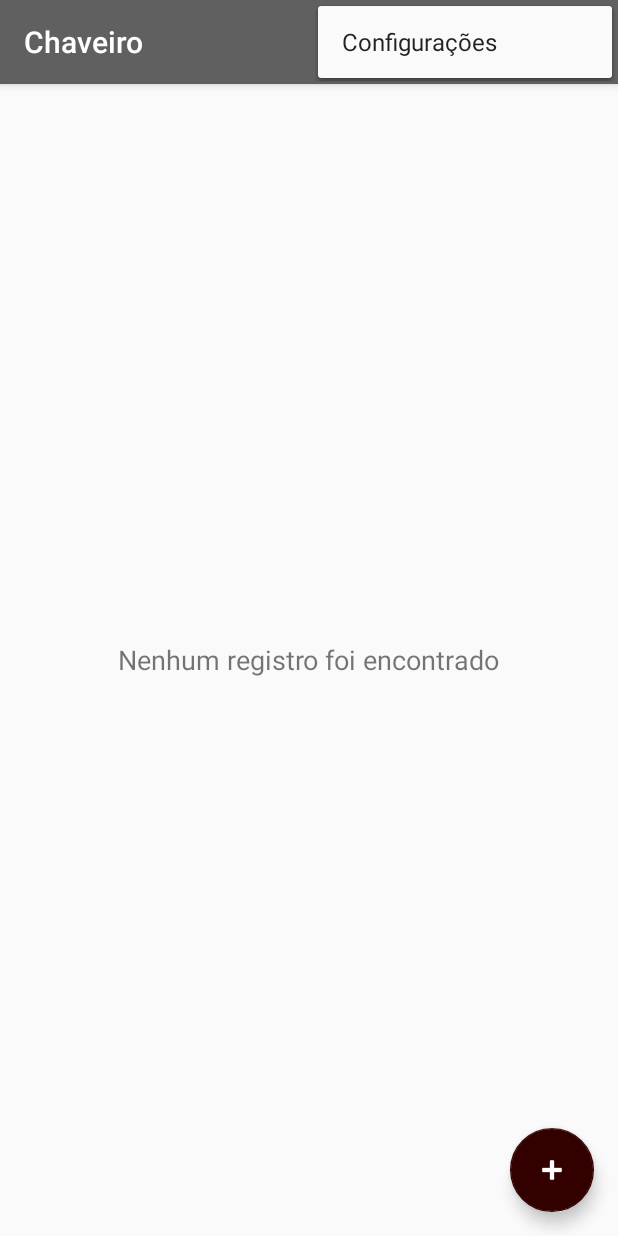
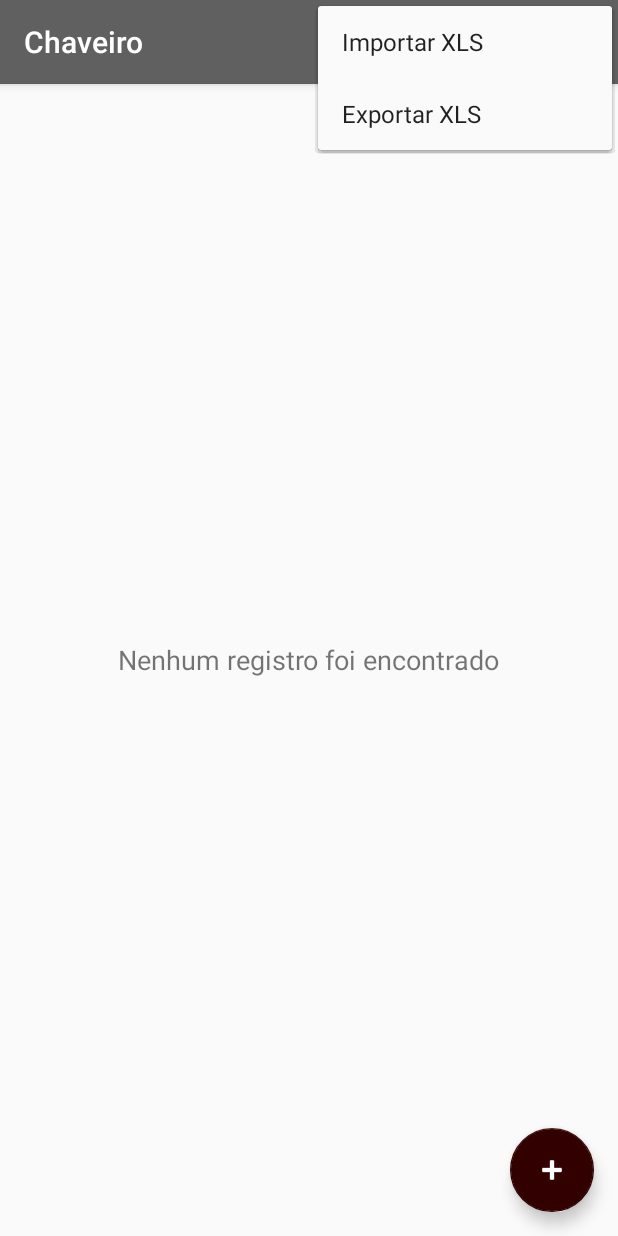
Before and after one commit to SamirSales/android-password-keeper, an Android app: the screen it shows after launch (MainActivity), with the options menu open, on a phone screen of 412 x 824 dp. Run offline under Robolectric (Android 15) with nearby library versions, the phone set to English and light mode, and no system bars.

Commit message:
access control

```diff
--- a/app/src/main/java/io/github/samirsamir/passwordkeeper/activity/LoginActivity.java
+++ b/app/src/main/java/io/github/samirsamir/passwordkeeper/activity/LoginActivity.java
@@ -58,9 +58,9 @@ public class LoginActivity extends AppCompatActivity {
         int id = item.getItemId();
 
         //noinspection SimplifiableIfStatement
-        if (id == R.id.action_settings) {
-            return true;
-        }
+//        if (id == R.id.action_settings) {
+//            return true;
+//        }
 
         return super.onOptionsItemSelected(item);
     }
--- a/app/src/main/java/io/github/samirsamir/passwordkeeper/dialog/RegistrationDialog.java
+++ b/app/src/main/java/io/github/samirsamir/passwordkeeper/dialog/RegistrationDialog.java
@@ -13,7 +13,6 @@ import io.github.samirsamir.passwordkeeper.entity.Registration;
 
 public class RegistrationDialog extends Dialog implements
         android.view.View.OnClickListener {
-
 
     private Registration registration;
 
--- a/app/src/main/java/io/github/samirsamir/passwordkeeper/entity/Registration.java
+++ b/app/src/main/java/io/github/samirsamir/passwordkeeper/entity/Registration.java
@@ -32,7 +32,7 @@ public class Registration {
     }
 
     public void setPassword(String password) {
-        this.password = password;
+        this.password = password.trim();
     }
 
     public String getLogin() {
--- /dev/null
+++ b/app/src/main/res/drawable/ic_attach_file_black_24dp.xml
@@ -0,0 +1,9 @@
+<vector xmlns:android="http://schemas.android.com/apk/res/android"
+        android:width="24dp"
+        android:height="24dp"
+        android:viewportWidth="24.0"
+        android:viewportHeight="24.0">
+    <path
+        android:fillColor="#FF000000"
+        android:pathData="M16.5,6v11.5c0,2.21 -1.79,4 -4,4s-4,-1.79 -4,-4V5c0,-1.38 1.12,-2.5 2.5,-2.5s2.5,1.12 2.5,2.5v10.5c0,0.55 -0.45,1 -1,1s-1,-0.45 -1,-1V6H10v9.5c0,1.38 1.12,2.5 2.5,2.5s2.5,-1.12 2.5,-2.5V5c0,-2.21 -1.79,-4 -4,-4S7,2.79 7,5v12.5c0,3.04 2.46,5.5 5.5,5.5s5.5,-2.46 5.5,-5.5V6h-1.5z"/>
+</vector>
--- /dev/null
+++ b/app/src/main/res/drawable/ic_insert_drive_file_black_24dp.xml
@@ -0,0 +1,9 @@
+<vector xmlns:android="http://schemas.android.com/apk/res/android"
+        android:width="24dp"
+        android:height="24dp"
+        android:viewportWidth="24.0"
+        android:viewportHeight="24.0">
+    <path
+        android:fillColor="#FF000000"
+        android:pathData="M6,2c-1.1,0 -1.99,0.9 -1.99,2L4,20c0,1.1 0.89,2 1.99,2L18,22c1.1,0 2,-0.9 2,-2L20,8l-6,-6L6,2zM13,9L13,3.5L18.5,9L13,9z"/>
+</vector>
--- /dev/null
+++ b/app/src/main/res/drawable/ic_lock_black_24dp.xml
@@ -0,0 +1,9 @@
+<vector xmlns:android="http://schemas.android.com/apk/res/android"
+        android:width="24dp"
+        android:height="24dp"
+        android:viewportWidth="24.0"
+        android:viewportHeight="24.0">
+    <path
+        android:fillColor="#FF000000"
+        android:pathData="M18,8h-1L17,6c0,-2.76 -2.24,-5 -5,-5S7,3.24 7,6v2L6,8c-1.1,0 -2,0.9 -2,2v10c0,1.1 0.9,2 2,2h12c1.1,0 2,-0.9 2,-2L20,10c0,-1.1 -0.9,-2 -2,-2zM12,17c-1.1,0 -2,-0.9 -2,-2s0.9,-2 2,-2 2,0.9 2,2 -0.9,2 -2,2zM15.1,8L8.9,8L8.9,6c0,-1.71 1.39,-3.1 3.1,-3.1 1.71,0 3.1,1.39 3.1,3.1v2z"/>
+</vector>
--- a/app/src/main/res/menu/menu_main.xml
+++ b/app/src/main/res/menu/menu_main.xml
@@ -3,8 +3,23 @@
     xmlns:tools="http://schemas.android.com/tools"
     tools:context="io.github.samirsamir.passwordkeeper.activity.MainActivity">
     <item
-        android:id="@+id/action_settings"
+        android:id="@+id/action_access"
         android:orderInCategory="100"
-        android:title="@string/action_settings"
+        android:title="@string/action_access"
+        android:icon="@drawable/ic_lock_black_24dp"
+        app:showAsAction="ifRoom" />
+
+    <item
+        android:id="@+id/action_import"
+        android:orderInCategory="100"
+        android:title="@string/action_import"
+        android:icon="@drawable/ic_attach_file_black_24dp"
+        app:showAsAction="never" />
+
+    <item
+        android:id="@+id/action_export"
+        android:orderInCategory="100"
+        android:title="@string/action_export"
+        android:icon="@drawable/ic_insert_drive_file_black_24dp"
         app:showAsAction="never" />
 </menu>
--- a/app/src/main/res/values/strings.xml
+++ b/app/src/main/res/values/strings.xml
@@ -1,6 +1,10 @@
 <resources>
     <string name="app_name">Chaveiro</string>
-    <string name="action_settings">Configurações</string>
+
+    <string name="action_access">Acesso</string>
+    <string name="action_import">Importar XLS</string>
+    <string name="action_export">Exportar XLS</string>
+
     <string name="log_in">Entrar</string>
     <string name="new_registration">Nova inscrição</string>
     <string name="login">Login</string>
@@ -23,4 +27,12 @@
     <string name="no">Não</string>
     <string name="registration_editing">Edição de registro</string>
     <string name="ok">Ok</string>
+    <string name="new_password">Senha nova</string>
+    <string name="old_password">Senha antiga</string>
+    <string name="edit_password_access">Edição da senha de acesso</string>
+    <string name="insert_password_warning">Insira uma senha</string>
+    <string name="access_password_successfully_defined">Nova senha de acesso definida com sucesso</string>
+    <string name="incorrect_current_access_password">A atual senha de acesso está incorreta</string>
+    <string name="save_access_password_dialog_title">Confirmação de acesso</string>
+    <string name="save_access_password_dialog_message">Tem certeza que deseja salvar a nova senha de acesso?</string>
 </resources>
```
Also changed, not shown: app/src/main/java/io/github/samirsamir/passwordkeeper/activity/MainActivity.java (+103 -2 lines), app/src/main/java/io/github/samirsamir/passwordkeeper/dialog/EditAccessDialog.java (added, +59 -0 lines), app/src/main/res/drawable/ic_file_download_black_24dp.xml (added, +9 -0 lines), app/src/main/res/drawable/ic_file_upload_black_24dp.xml (added, +9 -0 lines), app/src/main/res/layout/dialog_edit_access.xml (added, +49 -0 lines).
